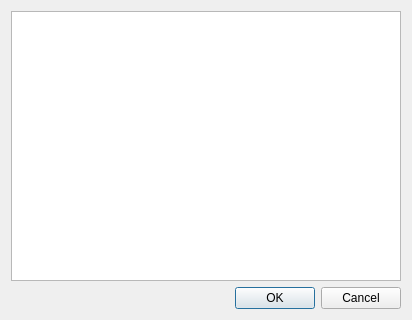
This is SelectionWindow.ui in ukito-pl/UltraSoundScanViewer as Qt 5 draws it before an edit. The edited form follows.
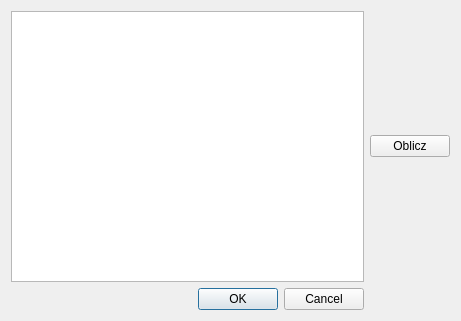
This is the edited form.

```diff
--- a/SelectionWindow.ui
+++ b/SelectionWindow.ui
@@ -6,8 +6,8 @@
    <rect>
     <x>0</x>
     <y>0</y>
-    <width>412</width>
-    <height>320</height>
+    <width>461</width>
+    <height>321</height>
    </rect>
   </property>
   <property name="windowTitle">
@@ -27,6 +27,16 @@
      </property>
     </widget>
    </item>
+   <item row="0" column="0">
+    <widget class="QGraphicsView" name="graphicsView"/>
+   </item>
+   <item row="0" column="1">
+    <widget class="QPushButton" name="pushButton">
+     <property name="text">
+      <string>Oblicz</string>
+     </property>
+    </widget>
+   </item>
   </layout>
  </widget>
  <resources/>
```
Left out of the diff: 3 changed lines with no effect on the pictures.
